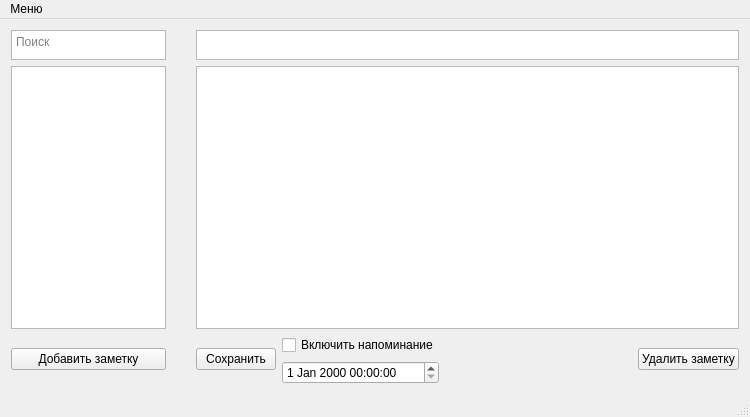
Veridirun/NotesReminder, file mainwindow.ui: the form before one commit.
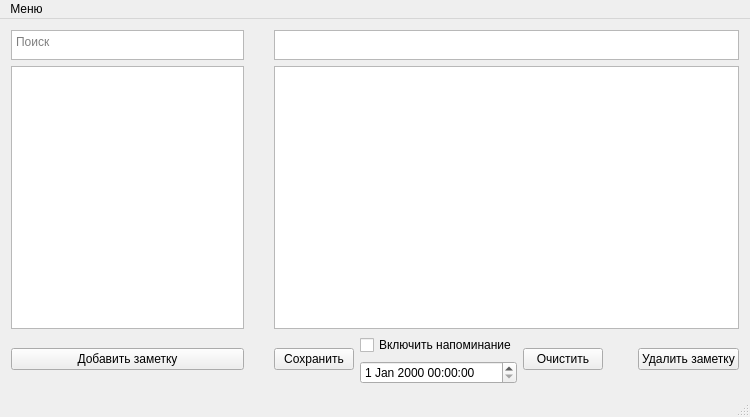
The form after the commit.

What changed in the file:
```diff
--- a/mainwindow.ui
+++ b/mainwindow.ui
@@ -18,7 +18,7 @@
     <item>
      <layout class="QVBoxLayout" name="verticalLayout_2">
       <item>
-       <layout class="QHBoxLayout" name="horizontalLayout" stretch="2,7">
+       <layout class="QHBoxLayout" name="horizontalLayout" stretch="2,4">
         <property name="spacing">
          <number>30</number>
         </property>
@@ -63,7 +63,7 @@
        </layout>
       </item>
       <item>
-       <layout class="QHBoxLayout" name="horizontalLayout_2" stretch="2,7">
+       <layout class="QHBoxLayout" name="horizontalLayout_2" stretch="2,4">
         <property name="spacing">
          <number>30</number>
         </property>
@@ -78,7 +78,7 @@
      </layout>
     </item>
     <item>
-     <layout class="QHBoxLayout" name="horizontalLayout_5" stretch="2,7">
+     <layout class="QHBoxLayout" name="horizontalLayout_5" stretch="2,4">
       <property name="spacing">
        <number>30</number>
       </property>
@@ -116,6 +116,13 @@
           </item>
          </layout>
         </item>
+        <item>
+         <widget class="QPushButton" name="clearButton">
+          <property name="text">
+           <string>Очистить</string>
+          </property>
+         </widget>
+        </item>
         <item>
          <spacer name="horizontalSpacer">
           <property name="orientation">
```
